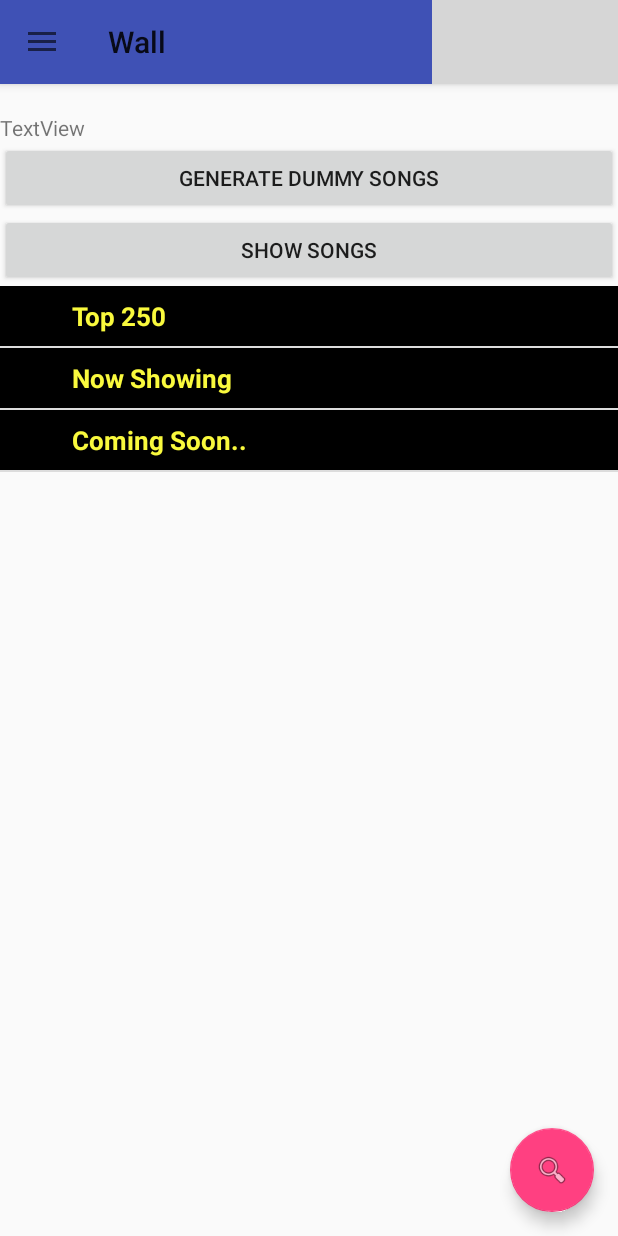
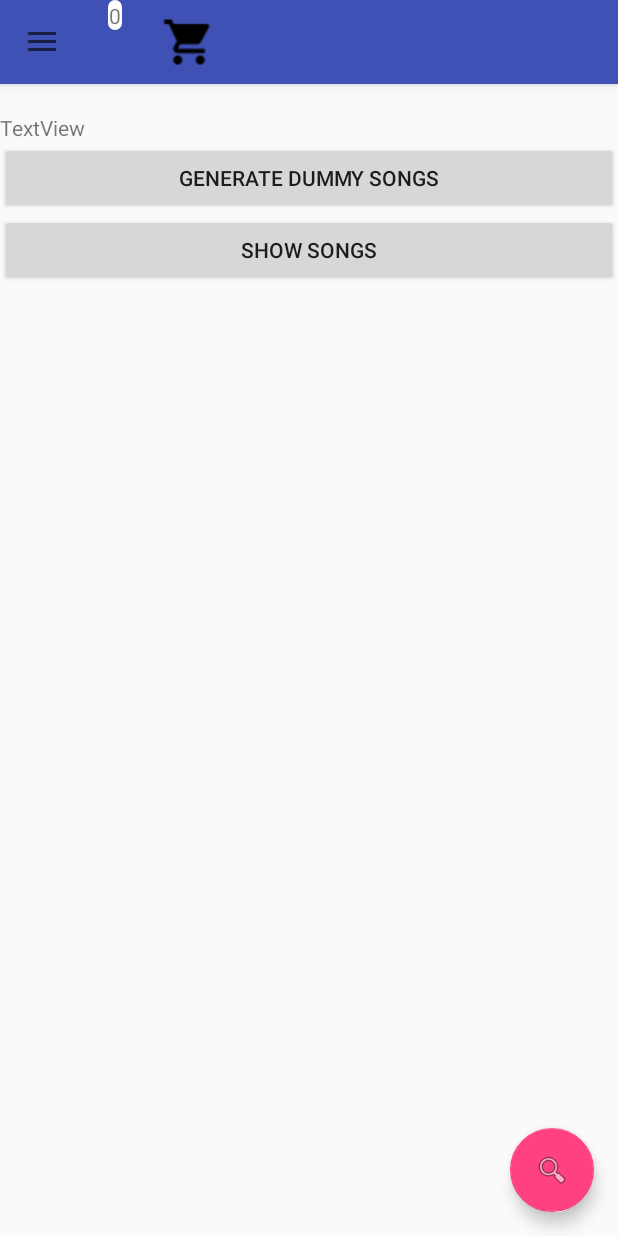
Before and after one commit to Gliniak/MixUp, an Android app: the fragment MyProfileFragment placed in its activity, on a phone screen of 412 x 824 dp. Run offline under Robolectric (Android 15) with nearby library versions, the phone set to English and light mode, and no system bars; our stand-ins replace Firebase (no records; nobody signed in at launch, a user with empty details on screens opened directly); grey boxes are pictures that could not be loaded.

Commit message:
[0.24] Some changes, some reverts

```diff
--- a/app/src/main/java/com/lujuf/stado/mixup/MyProfileFragment.java
+++ b/app/src/main/java/com/lujuf/stado/mixup/MyProfileFragment.java
@@ -13,8 +13,6 @@ import android.view.LayoutInflater;
 import android.view.View;
 import android.view.ViewGroup;
 import android.widget.Button;
-//import android.widget.ExpandableListAdapter;
-import android.widget.ExpandableListView;
 import android.widget.TextView;
 
 import com.google.firebase.auth.FirebaseAuth;
@@ -25,8 +23,9 @@ import com.google.firebase.database.Query;
 import com.google.firebase.database.ValueEventListener;
 
 import java.util.ArrayList;
-import java.util.HashMap;
 import java.util.List;
+
+//import android.widget.ExpandableListAdapter;
 
 /**
  * Created by Gliniak on 09.01.2018.
@@ -39,16 +38,10 @@ public class MyProfileFragment extends Fragment {
     private Button dummy_song_button;
     private Button show_songs;
 
-
     private RecyclerView songs_view;
 
     private List<FirebaseDatabaseObject.DatabaseSongs> songsList = new ArrayList<>();
     private DatabaseSongsAdapter mAdapter;
-    private ExpandableListView expListView;
-
-    ExpandableListAdapter listAdapter;
-    List<String> listDataHeader;
-    HashMap<String, List<String>> listDataChild;
 
     @Override
     public void onAttach(Context context) {
@@ -63,49 +56,8 @@ public class MyProfileFragment extends Fragment {
     public View onCreateView(LayoutInflater inflater, ViewGroup container,Bundle savedInstanceState) {
 
         View rootView = inflater.inflate(R.layout.fragment_profile, container, false);
-        expListView = (ExpandableListView)rootView.findViewById(R.id.lvExp);
         return rootView;
     }
-
-    private void prepareListData() {
-        listDataHeader = new ArrayList<String>();
-        listDataChild = new HashMap<String, List<String>>();
-
-        // Adding child data
-        listDataHeader.add("Top 250");
-        listDataHeader.add("Now Showing");
-        listDataHeader.add("Coming Soon..");
-
-        // Adding child data
-        List<String> top250 = new ArrayList<String>();
-        top250.add("The Shawshank Redemption");
-        top250.add("The Godfather");
-        top250.add("The Godfather: Part II");
-        top250.add("Pulp Fiction");
-        top250.add("The Good, the Bad and the Ugly");
-        top250.add("The Dark Knight");
-        top250.add("12 Angry Men");
-
-        List<String> nowShowing = new ArrayList<String>();
-        nowShowing.add("The Conjuring");
-        nowShowing.add("Despicable Me 2");
-        nowShowing.add("Turbo");
-        nowShowing.add("Grown Ups 2");
-        nowShowing.add("Red 2");
-        nowShowing.add("The Wolverine");
-
-        List<String> comingSoon = new ArrayList<String>();
-        comingSoon.add("2 Guns");
-        comingSoon.add("The Smurfs 2");
-        comingSoon.add("The Spectacular Now");
-        comingSoon.add("The Canyons");
-        comingSoon.add("Europa Report");
-
-        listDataChild.put(listDataHeader.get(0), top250); // Header, Child data
-        listDataChild.put(listDataHeader.get(1), nowShowing);
-        listDataChild.put(listDataHeader.get(2), comingSoon);
-    }
-
 
     //@Override
     //public void onAttach(Context context) {
@@ -116,15 +68,6 @@ public class MyProfileFragment extends Fragment {
     public void onViewCreated(View view, @Nullable Bundle savedInstanceState) {
 
         super.onCreate(savedInstanceState);
-
-        // preparing list data
-        prepareListData();
-
-        // FIX THIS!!!
-        listAdapter = new ExpandableListAdapter(getActivity(), listDataHeader, listDataChild);
-
-        // setting list adapter
-       expListView.setAdapter(listAdapter);
 
         mDatabase = FirebaseDatabase.getInstance();
 
--- /dev/null
+++ b/app/src/main/res/drawable/rounded_corner.xml
@@ -0,0 +1,15 @@
+<?xml version="1.0" encoding="utf-8"?>
+<shape xmlns:android="http://schemas.android.com/apk/res/android" >
+    <stroke
+        android:width="1dp"
+        android:color="@color/white" />
+
+    <solid android:color="#ffffff" />
+
+    <padding
+        android:left="1dp"
+        android:right="1dp"
+        android:top="1dp" />
+
+    <corners android:radius="5dp" />
+</shape>
--- a/app/src/main/res/layout/app_bar_main.xml
+++ b/app/src/main/res/layout/app_bar_main.xml
@@ -21,19 +21,42 @@
             android:layout_height="?attr/actionBarSize"
             android:background="?attr/colorPrimary">
 
+            <android.support.constraint.ConstraintLayout
+                android:layout_width="match_parent"
+                android:layout_height="match_parent">
+
                 <ImageButton
                     android:id="@+id/menu_user_cart"
                     style="@style/Widget.AppCompat.Button.Borderless"
                     android:layout_width="wrap_content"
                     android:layout_height="match_parent"
                     android:layout_gravity="end"
-                android:layout_weight="1"
+                    android:layout_weight="2"
                     android:paddingEnd="16dp"
                     android:scaleType="fitEnd"
                     android:showAsAction="always"
-                android:src="@drawable/ic_shopping_cart_black_24dp" />
+                    android:src="@drawable/ic_shopping_cart_black_24dp"
+                    tools:layout_editor_absoluteX="281dp"
+                    tools:layout_editor_absoluteY="0dp" />
+
+                <TextView
+                    android:id="@+id/textView3"
+                    android:layout_width="wrap_content"
+                    android:layout_height="wrap_content"
+                    android:layout_gravity="end"
+                    android:layout_weight="1"
+                    android:background="@drawable/rounded_corner"
+                    android:text="0"
+                    tools:layout_editor_absoluteX="342dp"
+                    tools:layout_editor_absoluteY="20dp" />
+
+            </android.support.constraint.ConstraintLayout>
+
 
         </android.support.v7.widget.Toolbar>
+
+
+
 
     </android.support.design.widget.AppBarLayout>
 
--- a/app/src/main/res/layout/fragment_profile.xml
+++ b/app/src/main/res/layout/fragment_profile.xml
@@ -34,11 +34,6 @@
             android:layout_height="wrap_content"
             android:text="Show Songs" />
 
-        <ExpandableListView
-            android:id="@+id/lvExp"
-            android:layout_height="match_parent"
-            android:layout_width="match_parent"/>
-
         <android.support.v7.widget.RecyclerView
             android:id="@+id/songs_view"
             android:layout_width="match_parent"
```
Also changed, not shown: app/src/main/res/drawable-hdpi/ic_shopping_cart_black_24dp.png (added), app/src/main/res/drawable-mdpi/ic_shopping_cart_black_24dp.png (added), app/src/main/res/drawable-xhdpi/ic_shopping_cart_black_24dp.png (added), app/src/main/res/drawable-xxhdpi/ic_shopping_cart_black_24dp.png (added), app/src/main/res/drawable-xxxhdpi/ic_shopping_cart_black_24dp.png (added). Lines whose indentation alone changed are shown as unchanged.
